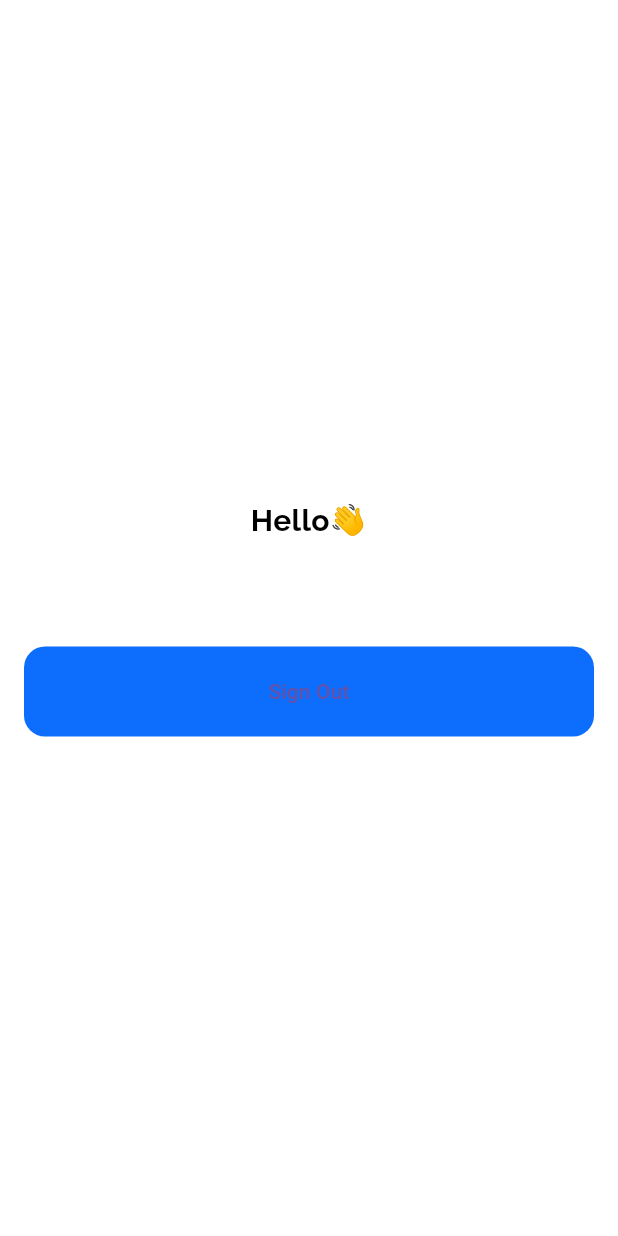
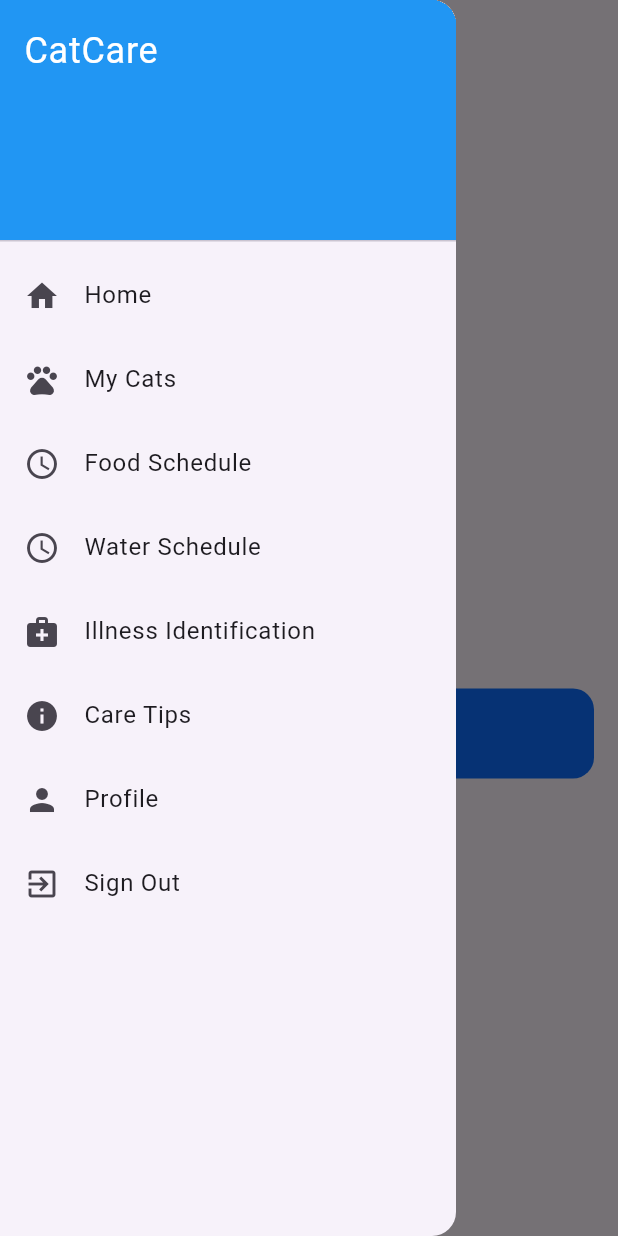
Before and after one commit to Saybuh/CatCare, a Flutter app: the screen it shows once a user with an empty profile is signed in, with the side drawer open (before the commit the screen has no drawer), on a phone screen of 412 x 824 dp. Run offline on Flutter 3.47's test engine with Material 3 defaults, Android fonts, the phone set to English and light mode, and no system bars; our stand-ins replace firebase_auth, firebase_core, fluttertoast, google_fonts; accounts and stored records are empty.

Commit message:
added defaults for new pages

```diff
--- a/catcare_flutter2/lib/main.dart
+++ b/catcare_flutter2/lib/main.dart
@@ -1,7 +1,13 @@
 import 'package:catcare_flutter2/firebase_options.dart';
+import 'package:catcare_flutter2/pages/care_tips/care_tips.dart';
+import 'package:catcare_flutter2/pages/cats/cats.dart';
+import 'package:catcare_flutter2/pages/food_schedule/food_schedule.dart';
+import 'package:catcare_flutter2/pages/home/home.dart';
+import 'package:catcare_flutter2/pages/illness_identification/illness_identification.dart';
 import 'package:catcare_flutter2/pages/login/login.dart';
+import 'package:catcare_flutter2/pages/profile/profile.dart';
 import 'package:catcare_flutter2/pages/signup/signup.dart';
-import 'package:catcare_flutter2/pages/home/home.dart';
+import 'package:catcare_flutter2/pages/water_schedule/water_schedule.dart';
 import 'package:firebase_auth/firebase_auth.dart';
 import 'package:firebase_core/firebase_core.dart';
 import 'package:flutter/material.dart';
@@ -27,6 +33,12 @@ class MyApp extends StatelessWidget {
         '/login': (context) => Login(),
         '/signup': (context) => Signup(),
         '/home': (context) => Home(),
+        '/care_tips': (context) => CareTips(),
+        '/cats': (context) => Cats(),
+        '/food_schedule': (context) => FoodSchedule(),
+        '/illness_identification': (context) => IllnessIdentification(),
+        '/profile': (context) => Profile(),
+        '/water_schedule': (context) => WaterSchedule(),
       },
     );
   }
--- a/catcare_flutter2/lib/pages/care_tips/care_tips.dart
+++ b/catcare_flutter2/lib/pages/care_tips/care_tips.dart
@@ -0,0 +1,15 @@
+import 'package:flutter/material.dart';
+
+class CareTips extends StatelessWidget {
+  @override
+  Widget build(BuildContext context) {
+    return Scaffold(
+      appBar: AppBar(
+        title: Text('Care Tips'),
+      ),
+      body: Center(
+        child: Text('This is the Care Tips page'),
+      ),
+    );
+  }
+}
--- a/catcare_flutter2/lib/pages/cats/cats.dart
+++ b/catcare_flutter2/lib/pages/cats/cats.dart
@@ -0,0 +1,15 @@
+import 'package:flutter/material.dart';
+
+class Cats extends StatelessWidget {
+  @override
+  Widget build(BuildContext context) {
+    return Scaffold(
+      appBar: AppBar(
+        title: Text('My Cats'),
+      ),
+      body: Center(
+        child: Text('This is the My Cats page'),
+      ),
+    );
+  }
+}
--- a/catcare_flutter2/lib/pages/food_schedule/food_schedule.dart
+++ b/catcare_flutter2/lib/pages/food_schedule/food_schedule.dart
@@ -0,0 +1,15 @@
+import 'package:flutter/material.dart';
+
+class FoodSchedule extends StatelessWidget {
+  @override
+  Widget build(BuildContext context) {
+    return Scaffold(
+      appBar: AppBar(
+        title: Text('Food Schedule'),
+      ),
+      body: Center(
+        child: Text('This is the Food Schedule page'),
+      ),
+    );
+  }
+}
--- a/catcare_flutter2/lib/pages/home/home.dart
+++ b/catcare_flutter2/lib/pages/home/home.dart
@@ -9,7 +9,92 @@ class Home extends StatelessWidget {
   @override
   Widget build(BuildContext context) {
     return Scaffold(
-      backgroundColor: Colors.white,
+      appBar: AppBar(
+        title: Text('Home Page'),
+      ),
+      drawer: Drawer(
+        child: ListView(
+          padding: EdgeInsets.zero,
+          children: [
+            DrawerHeader(
+              decoration: BoxDecoration(
+                color: Colors.blue,
+              ),
+              child: Text(
+                'CatCare',
+                style: TextStyle(
+                  color: Colors.white,
+                  fontSize: 24,
+                ),
+              ),
+            ),
+            ListTile(
+              leading: Icon(Icons.home),
+              title: Text('Home'),
+              onTap: () {
+                Navigator.pop(context);
+                Navigator.pushReplacementNamed(context, '/home');
+              },
+            ),
+            ListTile(
+              leading: Icon(Icons.pets),
+              title: Text('My Cats'),
+              onTap: () {
+                Navigator.pop(context);
+                Navigator.pushNamed(context, '/cats');
+              },
+            ),
+            ListTile(
+              leading: Icon(Icons.schedule),
+              title: Text('Food Schedule'),
+              onTap: () {
+                Navigator.pop(context);
+                Navigator.pushNamed(context, '/food_schedule');
+              },
+            ),
+            ListTile(
+              leading: Icon(Icons.schedule),
+              title: Text('Water Schedule'),
+              onTap: () {
+                Navigator.pop(context);
+                Navigator.pushNamed(context, '/water_schedule');
+              },
+            ),
+            ListTile(
+              leading: Icon(Icons.medical_services),
+              title: Text('Illness Identification'),
+              onTap: () {
+                Navigator.pop(context);
+                Navigator.pushNamed(context, '/illness_identification');
+              },
+            ),
+            ListTile(
+              leading: Icon(Icons.info),
+              title: Text('Care Tips'),
+              onTap: () {
+                Navigator.pop(context);
+                Navigator.pushNamed(context, '/care_tips');
+              },
+            ),
+            ListTile(
+              leading: Icon(Icons.person),
+              title: Text('Profile'),
+              onTap: () {
+                Navigator.pop(context);
+                Navigator.pushNamed(context, '/profile');
+              },
+            ),
+            ListTile(
+              leading: Icon(Icons.exit_to_app),
+              title: Text('Sign Out'),
+              onTap: () async {
+                await AuthService().signout(context: context);
+                Navigator.pushReplacementNamed(context, '/login');
+              },
+            ),
+          ],
+        ),
+      ),
       body: SafeArea(
         child: Padding(
           padding: const EdgeInsets.symmetric(horizontal: 16, vertical: 16),
@@ -58,6 +143,7 @@ class Home extends StatelessWidget {
       ),
       onPressed: () async {
         await AuthService().signout(context: context);
+        Navigator.pushReplacementNamed(context, '/login');
       },
       child: const Text("Sign Out"),
     );
--- a/catcare_flutter2/lib/pages/illness_identification/illness_identification.dart
+++ b/catcare_flutter2/lib/pages/illness_identification/illness_identification.dart
@@ -0,0 +1,15 @@
+import 'package:flutter/material.dart';
+
+class IllnessIdentification extends StatelessWidget {
+  @override
+  Widget build(BuildContext context) {
+    return Scaffold(
+      appBar: AppBar(
+        title: Text('Illness Identification'),
+      ),
+      body: Center(
+        child: Text('This is the Illness Identification page'),
+      ),
+    );
+  }
+}
--- a/catcare_flutter2/lib/pages/profile/profile.dart
+++ b/catcare_flutter2/lib/pages/profile/profile.dart
@@ -0,0 +1,15 @@
+import 'package:flutter/material.dart';
+
+class Profile extends StatelessWidget {
+  @override
+  Widget build(BuildContext context) {
+    return Scaffold(
+      appBar: AppBar(
+        title: Text('Profile'),
+      ),
+      body: Center(
+        child: Text('This is the Profile page'),
+      ),
+    );
+  }
+}
--- a/catcare_flutter2/lib/pages/water_schedule/water_schedule.dart
+++ b/catcare_flutter2/lib/pages/water_schedule/water_schedule.dart
@@ -0,0 +1,15 @@
+import 'package:flutter/material.dart';
+
+class WaterSchedule extends StatelessWidget {
+  @override
+  Widget build(BuildContext context) {
+    return Scaffold(
+      appBar: AppBar(
+        title: Text('Water Schedule'),
+      ),
+      body: Center(
+        child: Text('This is the Water Schedule page'),
+      ),
+    );
+  }
+}
```
